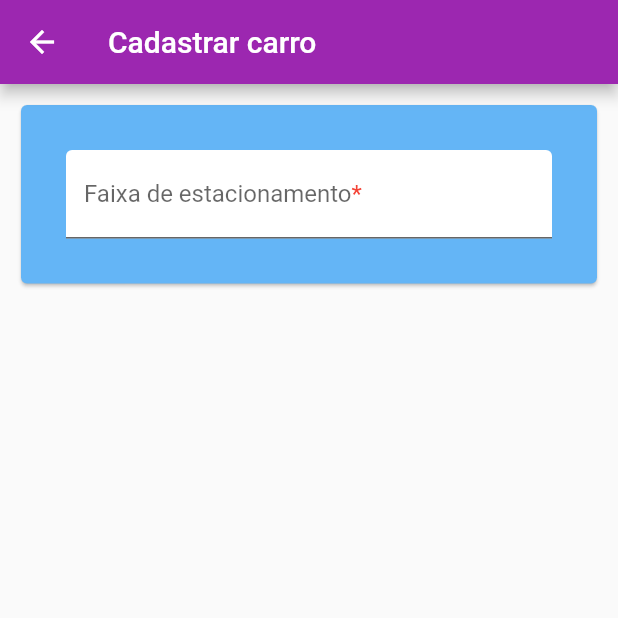
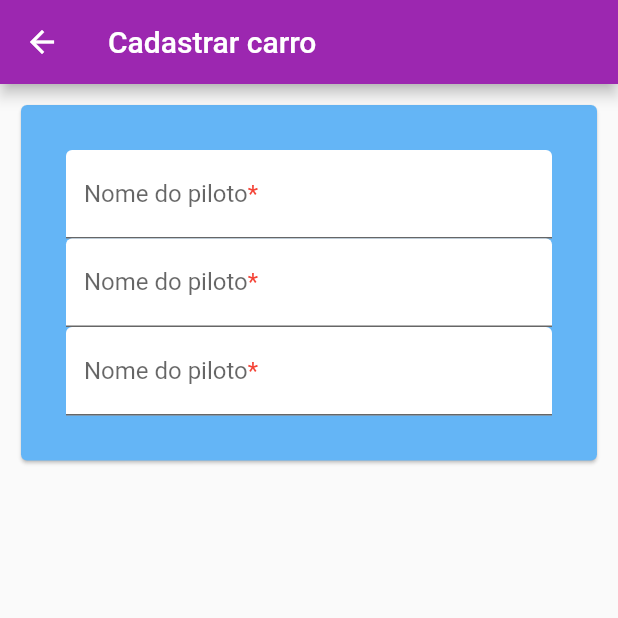
Before and after one commit to Springyclub/Lince_desafio_final, a Flutter app: the screen it shows after launch, after a tap on "Confirmar", after a tap on the "exit to app" icon, after a tap on the "add" icon, on a phone screen of 412 x 824 dp, the top half of it. Run offline on Flutter 3.47's test engine with Material 2 defaults, Android fonts, the phone set to English and light mode, and no system bars; our stand-ins replace shared_preferences.

Commit message:
TextFormField Input do textFormField no modal

```diff
--- a/desafio_final_lince/lib/control/provider.dart
+++ b/desafio_final_lince/lib/control/provider.dart
@@ -61,11 +61,6 @@ class MyScreenState extends ChangeNotifier {
   }
 
   /// Number Validator
-  bool numberValidator(String? value) {
-    if (value != null && value.isEmpty) {
-      return true;
-    }
-    return false;
-  }
+
 
 }
--- a/desafio_final_lince/lib/control/utils/constants.dart
+++ b/desafio_final_lince/lib/control/utils/constants.dart
@@ -12,3 +12,22 @@ const textConfirmeButtonAlertDialog = 'Confirmar';
 const textCancelButtonAlertDialog = 'Cancelar';
 /// Title form car
 const titleFormCar = 'Cadastrar carro';
+
+/// Value validator
+bool valueValidator(String? value) {
+  if (value != null && value.isEmpty) {
+    return true;
+  }
+  return false;
+}
+/// Number validator
+bool numberValidator(String? value) {
+  if (value != null && value.isEmpty) {
+    return true;
+  }
+  final valueNumber = int.parse(value!).runtimeType;
+  if (valueNumber != value.runtimeType) {
+    return true;
+  }
+  return false;
+}
--- /dev/null
+++ b/desafio_final_lince/lib/model/input_text_form.dart
@@ -0,0 +1,29 @@
+import 'package:flutter/material.dart';
+
+/// Input decoration text form
+InputDecoration inputDecorationTextForm(String widgetSpan){
+  return InputDecoration(
+    errorStyle: const TextStyle(
+      color: Colors.red,
+      fontWeight: FontWeight.bold,
+      wordSpacing: 3.0,
+    ),
+    label: Text.rich(
+      TextSpan(
+        children: <InlineSpan>[
+          WidgetSpan(
+            child: Text(widgetSpan),
+          ),
+          const WidgetSpan(
+            child: Text(
+              '*',
+              style: TextStyle(color: Colors.red),
+            ),
+          ),
+        ],
+      ),
+    ),
+    fillColor: Colors.white,
+    filled: true,
+  );
+}
--- a/desafio_final_lince/lib/screen/form_screen.dart
+++ b/desafio_final_lince/lib/screen/form_screen.dart
@@ -1,6 +1,7 @@
 import 'package:flutter/material.dart';
 
 import '../control/utils/constants.dart';
+import 'package:desafio_final_lince/model/input_text_form.dart';
 
 /// Form screen
 class FormScreen extends StatelessWidget {
@@ -30,11 +31,37 @@ class FormScreen extends StatelessWidget {
                   padding: const EdgeInsets.all(30),
                   child: Column(
                     children: [
-                      action(
-                        parkingLane,
-                        'Faixa de estacionamento',
-                        teste(3)
-                      )
+                      TextFormField(
+                        validator: (value) {
+                          if(valueValidator(value)){
+                            return 'true';
+                          }
+                          return null;
+                        },
+                        textAlign: TextAlign.start,
+                        decoration: inputDecorationTextForm('Nome do piloto'),
+                      ),
+                      TextFormField(
+                        validator: (value) {
+                          if(valueValidator(value)){
+                            return 'true';
+                          }
+                          return null;
+                        },
+                        textAlign: TextAlign.start,
+                        decoration: inputDecorationTextForm('Nome do piloto'),
+                      ),
+                      TextFormField(
+                        validator: (value) {
+                          if(valueValidator(value)){
+                            return 'true';
+                          }
+                          return null;
+                        },
+                        textAlign: TextAlign.start,
+                        decoration: inputDecorationTextForm('Nome do piloto'),
+                      ),
+
                     ],
                   ),
                 )),
@@ -44,42 +71,6 @@ class FormScreen extends StatelessWidget {
     );
   }
 
-  /// Text Form Field
-  TextFormField action(
-      TextEditingController controllerText, String widgetSpan, dynamic vali) {
-    return TextFormField(
-      controller: controllerText,
-      textAlign: TextAlign.start,
-      decoration: InputDecoration(
-        errorStyle: const TextStyle(
-          color: Colors.red,
-          fontWeight: FontWeight.bold,
-          wordSpacing: 3.0,
-        ),
-        label: Text.rich(
-          TextSpan(
-            children: <InlineSpan>[
-              WidgetSpan(
-                child: Text(widgetSpan),
-              ),
-              const WidgetSpan(
-                child: Text(
-                  '*',
-                  style: TextStyle(color: Colors.red),
-                ),
-              ),
-            ],
-          ),
-        ),
-        fillColor: Colors.white,
-        filled: true,
-      ),
-    );
+
+
   }
-}
-
-teste(int a){
-  if(a>3){
-    Text(a.toString());
-  }
-}
--- a/desafio_final_lince/lib/screen/initial_screen.dart
+++ b/desafio_final_lince/lib/screen/initial_screen.dart
@@ -3,7 +3,8 @@ import 'dart:async';
 import 'package:flutter/material.dart';
 import 'package:provider/provider.dart';
 import '../control/provider.dart';
-
+import '../control/utils/constants.dart';
+import '../model/input_text_form.dart';
 ///OIOIOIOIOIOI
 class InitialScreen extends StatefulWidget {
   ///OIOIOI
@@ -110,36 +111,13 @@ class Widget1 extends StatelessWidget {
           child: TextFormField(
             controller: state.controller,
             validator: (value) {
-              if (MyScreenState().numberValidator(value)) {
+              if (numberValidator(value)) {
                 return 'Insira número válidos';
               }
               return null;
             },
             textAlign: TextAlign.start,
-            decoration: const InputDecoration(
-              errorStyle: TextStyle(
-                color: Colors.red,
-                fontWeight: FontWeight.bold,
-                wordSpacing: 3.0,
-              ),
-              label: Text.rich(
-                TextSpan(
-                  children: <InlineSpan>[
-                    WidgetSpan(
-                      child: Text('Número de vagas'),
-                    ),
-                    WidgetSpan(
-                      child: Text(
-                        '*',
-                        style: TextStyle(color: Colors.blueAccent),
-                      ),
-                    ),
-                  ],
-                ),
-              ),
-              fillColor: Colors.white,
-              filled: true,
-            ),
+            decoration: inputDecorationTextForm('Numero de vagas'),
           ),
         ),
       ],
```
